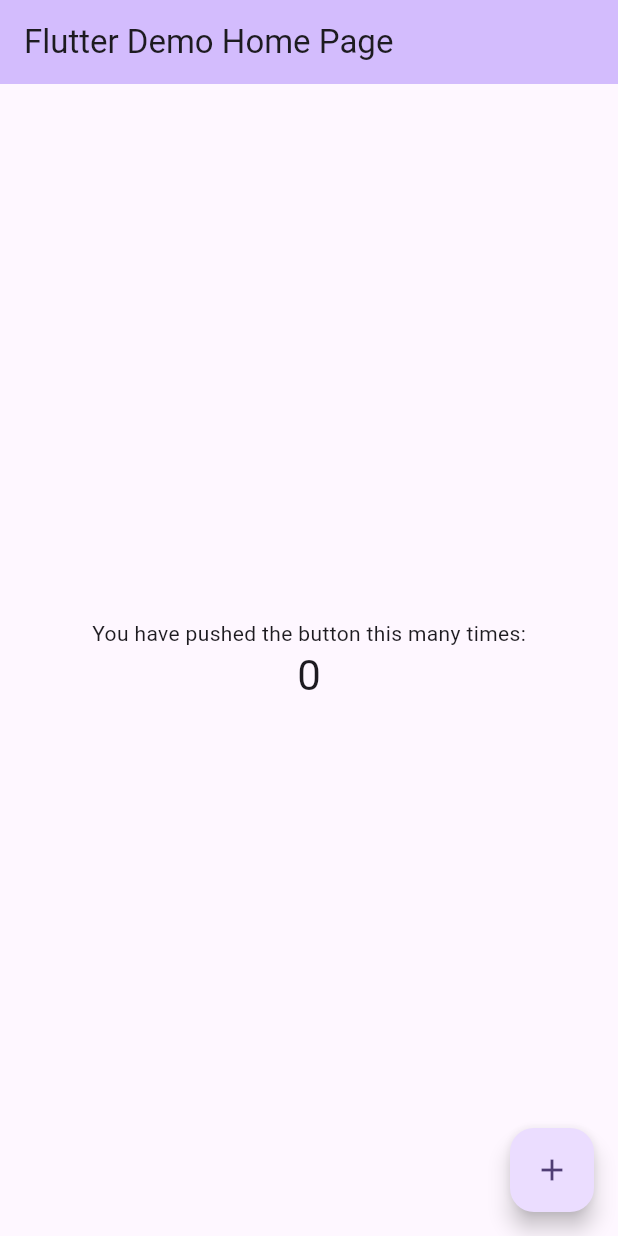
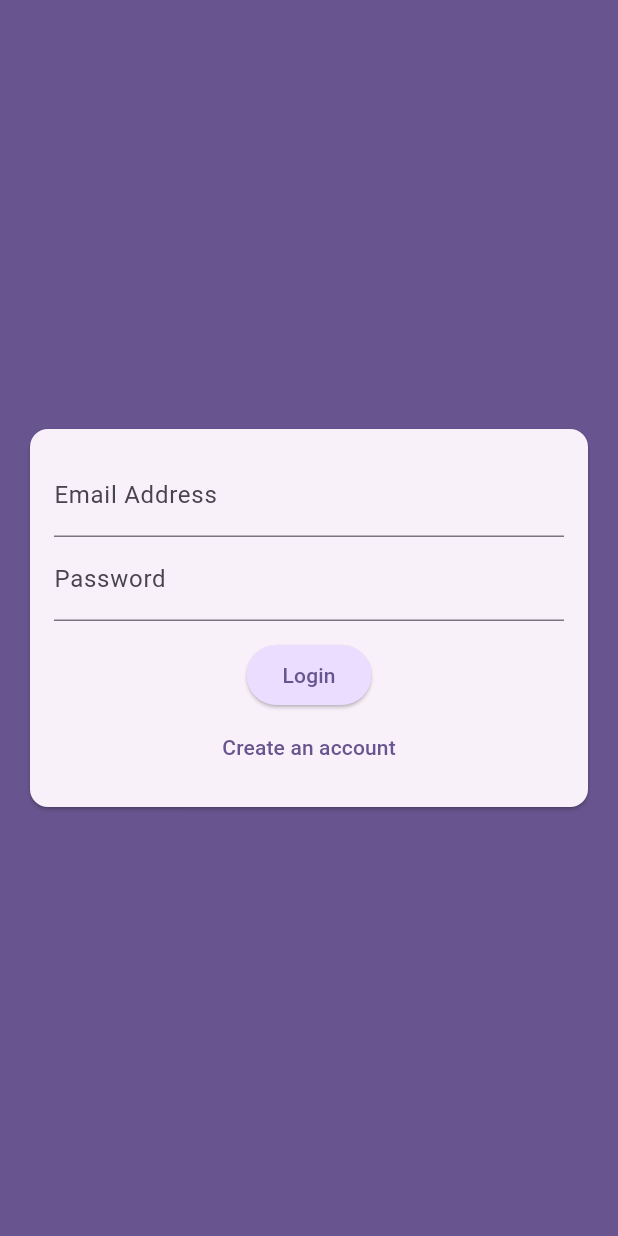
Before and after one commit to FLORA14-ux/anti_gaspillage_app, a Flutter app: the screen it shows after launch, on a phone screen of 412 x 824 dp. Run offline on Flutter 3.47's test engine with Material 3 defaults, Android fonts, the phone set to English and light mode, and no system bars; our stand-ins replace cloud_firestore, firebase_auth, firebase_core; accounts and stored records are empty.

Commit message:
sprint 01

```diff
--- a/lib/main.dart
+++ b/lib/main.dart
@@ -1,121 +1,68 @@
+import 'package:anti_gaspillage_app/screens/auth.dart';
+import 'package:anti_gaspillage_app/screens/home.dart';
+import 'package:anti_gaspillage_app/screens/profile.dart';
+import 'package:cloud_firestore/cloud_firestore.dart';
 import 'package:flutter/material.dart';
+import 'package:firebase_core/firebase_core.dart';
+import 'package:firebase_auth/firebase_auth.dart';
+import 'firebase_options.dart'; // Ce fichier a été généré à l'étape 2
 
-void main() {
+void main() async {
+  // 1. On s'assure que Flutter est prêt
+  WidgetsFlutterBinding.ensureInitialized();
+
+  // 2. On initialise Firebase avec les options générées
+  await Firebase.initializeApp(
+    options: DefaultFirebaseOptions.currentPlatform,
+  );
+
   runApp(const MyApp());
 }
 
 class MyApp extends StatelessWidget {
   const MyApp({super.key});
 
-  // This widget is the root of your application.
   @override
   Widget build(BuildContext context) {
     return MaterialApp(
       title: 'Flutter Demo',
       theme: ThemeData(
-        // This is the theme of your application.
-        //
-        // TRY THIS: Try running your application with "flutter run". You'll see
-        // the application has a purple toolbar. Then, without quitting the app,
-        // try changing the seedColor in the colorScheme below to Colors.green
-        // and then invoke "hot reload" (save your changes or press the "hot
-        // reload" button in a Flutter-supported IDE, or press "r" if you used
-        // the command line to start the app).
-        //
-        // Notice that the counter didn't reset back to zero; the application
-        // state is not lost during the reload. To reset the state, use hot
-        // restart instead.
-        //
-        // This works for code too, not just values: Most code changes can be
-        // tested with just a hot reload.
-        colorScheme: .fromSeed(seedColor: Colors.deepPurple),
+        colorScheme: ColorScheme.fromSeed(seedColor: Colors.deepPurple),
+        useMaterial3: true,
       ),
-      home: const MyHomePage(title: 'Flutter Demo Home Page'),
-    );
-  }
-}
-
-class MyHomePage extends StatefulWidget {
-  const MyHomePage({super.key, required this.title});
-
-  // This widget is the home page of your application. It is stateful, meaning
-  // that it has a State object (defined below) that contains fields that affect
-  // how it looks.
-
-  // This class is the configuration for the state. It holds the values (in this
-  // case the title) provided by the parent (in this case the App widget) and
-  // used by the build method of the State. Fields in a Widget subclass are
-  // always marked "final".
-
-  final String title;
-
-  @override
-  State<MyHomePage> createState() => _MyHomePageState();
-}
-
-class _MyHomePageState extends State<MyHomePage> {
-  int _counter = 0;
-
-  void _incrementCounter() {
-    setState(() {
-      // This call to setState tells the Flutter framework that something has
-      // changed in this State, which causes it to rerun the build method below
-      // so that the display can reflect the updated values. If we changed
-      // _counter without calling setState(), then the build method would not be
-      // called again, and so nothing would appear to happen.
-      _counter++;
-    });
-  }
-
-  @override
-  Widget build(BuildContext context) {
-    // This method is rerun every time setState is called, for instance as done
-    // by the _incrementCounter method above.
-    //
-    // The Flutter framework has been optimized to make rerunning build methods
-    // fast, so that you can just rebuild anything that needs updating rather
-    // than having to individually change instances of widgets.
-    return Scaffold(
-      appBar: AppBar(
-        // TRY THIS: Try changing the color here to a specific color (to
-        // Colors.amber, perhaps?) and trigger a hot reload to see the AppBar
-        // change color while the other colors stay the same.
-        backgroundColor: Theme.of(context).colorScheme.inversePrimary,
-        // Here we take the value from the MyHomePage object that was created by
-        // the App.build method, and use it to set our appbar title.
-        title: Text(widget.title),
-      ),
-      body: Center(
-        // Center is a layout widget. It takes a single child and positions it
-        // in the middle of the parent.
-        child: Column(
-          // Column is also a layout widget. It takes a list of children and
-          // arranges them vertically. By default, it sizes itself to fit its
-          // children horizontally, and tries to be as tall as its parent.
-          //
-          // Column has various properties to control how it sizes itself and
-          // how it positions its children. Here we use mainAxisAlignment to
-          // center the children vertically; the main axis here is the vertical
-          // axis because Columns are vertical (the cross axis would be
-          // horizontal).
-          //
-          // TRY THIS: Invoke "debug painting" (choose the "Toggle Debug Paint"
-          // action in the IDE, or press "p" in the console), to see the
-          // wireframe for each widget.
-          mainAxisAlignment: .center,
-          children: [
-            const Text('You have pushed the button this many times:'),
-            Text(
-              '$_counter',
-              style: Theme.of(context).textTheme.headlineMedium,
-            ),
-          ],
-        ),
-      ),
-      floatingActionButton: FloatingActionButton(
-        onPressed: _incrementCounter,
-        tooltip: 'Increment',
-        child: const Icon(Icons.add),
+      home: StreamBuilder<User?>(
+        stream: FirebaseAuth.instance.authStateChanges(),
+        builder: (context, snapshot) {
+          if (snapshot.connectionState == ConnectionState.waiting) {
+            return const Center(child: CircularProgressIndicator());
+          }
+          if (snapshot.hasData) {
+            final user = snapshot.data!;
+            return FutureBuilder<DocumentSnapshot>(
+              future: FirebaseFirestore.instance.collection('users').doc(user.uid).get(),
+              builder: (context, userSnapshot) {
+                if (userSnapshot.connectionState == ConnectionState.waiting) {
+                  return const Center(child: CircularProgressIndicator());
+                }
+                if (userSnapshot.hasError) {
+                  return const Center(child: Text('Something went wrong.'));
+                }
+                if (userSnapshot.hasData && userSnapshot.data!.exists) {
+                  final userData = userSnapshot.data!.data() as Map<String, dynamic>;
+                  final role = userData['role'];
+                  if (role == 'commercant') {
+                    return const ProfileScreen();
+                  } else {
+                    return const HomeScreen();
+                  }
+                }
+                // This can happen if the user was deleted from firestore but not from auth
+                return const AuthScreen();
+              },
+            );
+          }
+          return const AuthScreen();
+        },
       ),
     );
   }
--- a/lib/screens/auth.dart
+++ b/lib/screens/auth.dart
@@ -0,0 +1,162 @@
+import 'package:flutter/material.dart';
+import 'package:firebase_auth/firebase_auth.dart';
+import '../services/auth_service.dart';
+
+class AuthScreen extends StatefulWidget {
+  const AuthScreen({super.key});
+
+  @override
+  State<AuthScreen> createState() => _AuthScreenState();
+}
+
+class _AuthScreenState extends State<AuthScreen> {
+  final _formKey = GlobalKey<FormState>();
+  var _isLogin = true;
+  var _enteredEmail = '';
+  var _enteredPassword = '';
+  var _selectedRole = 'consommateur';
+  var _isLoading = false;
+
+  final AuthService _authService = AuthService();
+
+  void _submit() async {
+    final isValid = _formKey.currentState!.validate();
+
+    if (!isValid) {
+      return;
+    }
+
+    _formKey.currentState!.save();
+
+    setState(() {
+      _isLoading = true;
+    });
+
+    try {
+      if (_isLogin) {
+        final userCredential = await _authService.signIn(_enteredEmail, _enteredPassword);
+        // Navigate to home screen
+      } else {
+        final userCredential = await _authService.signUp(_enteredEmail, _enteredPassword, _selectedRole);
+        // Navigate to home screen
+      }
+    } on FirebaseAuthException catch (error) {
+      ScaffoldMessenger.of(context).clearSnackBars();
+      ScaffoldMessenger.of(context).showSnackBar(
+        SnackBar(
+          content: Text(error.message ?? 'Authentication failed.'),
+        ),
+      );
+    } finally {
+      if(mounted){
+        setState(() {
+          _isLoading = false;
+        });
+      }
+    }
+  }
+
+  @override
+  Widget build(BuildContext context) {
+    return Scaffold(
+      backgroundColor: Theme.of(context).colorScheme.primary,
+      body: Center(
+        child: SingleChildScrollView(
+          child: Column(
+            mainAxisAlignment: MainAxisAlignment.center,
+            children: [
+              Card(
+                margin: const EdgeInsets.all(20),
+                child: SingleChildScrollView(
+                  child: Padding(
+                    padding: const EdgeInsets.all(16),
+                    child: Form(
+                      key: _formKey,
+                      child: Column(
+                        mainAxisSize: MainAxisSize.min,
+                        children: [
+                          TextFormField(
+                            decoration: const InputDecoration(labelText: 'Email Address'),
+                            keyboardType: TextInputType.emailAddress,
+                            autocorrect: false,
+                            textCapitalization: TextCapitalization.none,
+                            validator: (value) {
+                              if (value == null || value.trim().isEmpty || !value.contains('@')) {
+                                return 'Please enter a valid email address.';
+                              }
+                              return null;
+                            },
+                            onSaved: (value) {
+                              _enteredEmail = value!;
+                            },
+                          ),
+                          TextFormField(
+                            decoration: const InputDecoration(labelText: 'Password'),
+                            obscureText: true,
+                            validator: (value) {
+                              if (value == null || value.trim().length < 6) {
+                                return 'Password must be at least 6 characters long.';
+                              }
+                              return null;
+                            },
+                            onSaved: (value) {
+                              _enteredPassword = value!;
+                            },
+                          ),
+                          if (!_isLogin)
+                            Column(
+                              children: [
+                                RadioListTile(
+                                  title: const Text('Consommateur'),
+                                  value: 'consommateur',
+                                  groupValue: _selectedRole,
+                                  onChanged: (value) {
+                                    setState(() {
+                                      _selectedRole = value!;
+                                    });
+                                  },
+                                ),
+                                RadioListTile(
+                                  title: const Text('Commerçant'),
+                                  value: 'commercant',
+                                  groupValue: _selectedRole,
+                                  onChanged: (value) {
+                                    setState(() {
+                                      _selectedRole = value!;
+                                    });
+                                  },
+                                ),
+                              ],
+                            ),
+                          const SizedBox(height: 12),
+                          if (_isLoading) const CircularProgressIndicator(),
+                          if (!_isLoading)
+                            ElevatedButton(
+                              onPressed: _submit,
+                              style: ElevatedButton.styleFrom(
+                                backgroundColor: Theme.of(context).colorScheme.primaryContainer,
+                              ),
+                              child: Text(_isLogin ? 'Login' : 'Signup'),
+                            ),
+                          if (!_isLoading)
+                            TextButton(
+                              onPressed: () {
+                                setState(() {
+                                  _isLogin = !_isLogin;
+                                });
+                              },
+                              child: Text(_isLogin ? 'Create an account' : 'I already have an account'),
+                            ),
+                        ],
+                      ),
+                    ),
+                  ),
+                ),
+              ),
+            ],
+          ),
+        ),
+      ),
+    );
+  }
+}
--- /dev/null
+++ b/lib/services/auth_service.dart
@@ -0,0 +1,44 @@
+import 'package:firebase_auth/firebase_auth.dart';
+import 'package:cloud_firestore/cloud_firestore.dart';
+
+class AuthService {
+  final FirebaseAuth _firebaseAuth = FirebaseAuth.instance;
+  final FirebaseFirestore _firestore = FirebaseFirestore.instance;
+
+  Future<UserCredential?> signUp(String email, String password, String role) async {
+    try {
+      // 1. Firebase Auth crée l’utilisateur
+      UserCredential userCredential = await _firebaseAuth.createUserWithEmailAndPassword(
+        email: email,
+        password: password,
+      );
+
+      // 2. Tu écris dans Firestore : son rôle, son email
+      await _firestore.collection('users').doc(userCredential.user!.uid).set({
+        'role': role,
+        'email': email,
+        'createdAt': Timestamp.now(),
+      });
+
+      return userCredential;
+    } on FirebaseAuthException catch (e) {
+      // Gérer les erreurs, par exemple, si l'email est déjà utilisé
+      print(e.message);
+      return null;
+    }
+  }
+
+  Future<UserCredential?> signIn(String email, String password) async {
+    try {
+      UserCredential userCredential = await _firebaseAuth.signInWithEmailAndPassword(
+        email: email,
+        password: password,
+      );
+      return userCredential;
+    } on FirebaseAuthException catch (e) {
+      // Gérer les erreurs
+      print(e.message);
+      return null;
+    }
+  }
+}
--- a/pubspec.yaml
+++ b/pubspec.yaml
@@ -34,6 +34,9 @@ dependencies:
   # The following adds the Cupertino Icons font to your application.
   # Use with the CupertinoIcons class for iOS style icons.
   cupertino_icons: ^1.0.8
+  firebase_core: ^4.3.0
+  firebase_auth: ^6.1.3
+  cloud_firestore: ^6.1.1
 
 dev_dependencies:
   flutter_test:
```
Also changed, not shown: lib/screens/home.dart (+26 -0 lines), lib/screens/profile.dart (+26 -0 lines), firebase.json (added), lib/firebase_options.dart (added), pubspec.lock, 3 other files.
